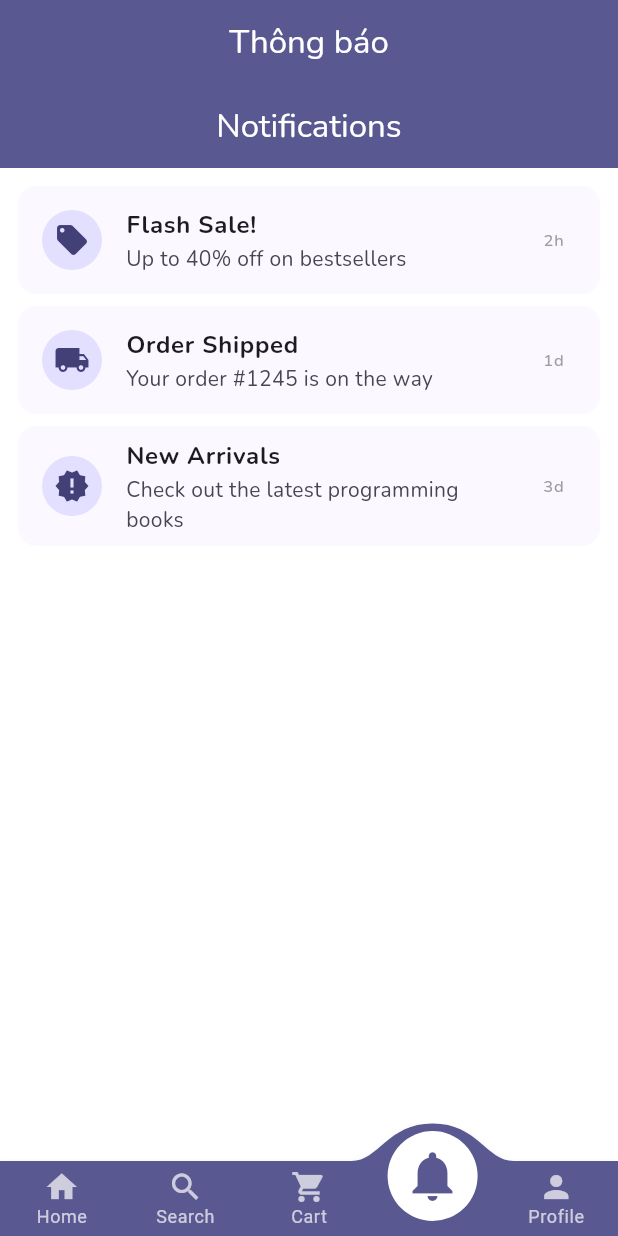
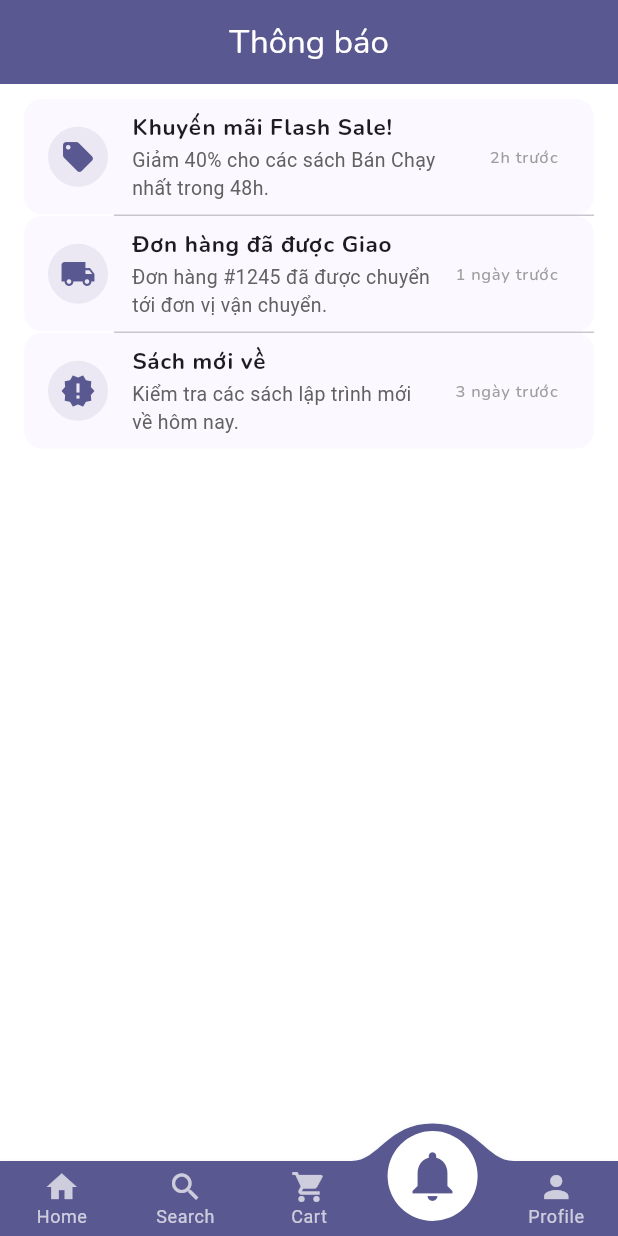
Before and after one commit to HoaiQuy1608/Ung_dung_ban_sach, a Flutter app: the screen it shows after launch, item 4 of the bottom bar chosen, on a phone screen of 412 x 824 dp. Run offline on Flutter 3.47's test engine with Material 3 defaults, Android fonts, the light colour scheme and no system bars; drawn by our look-alikes of convex_bottom_bar; our stand-ins replace cached_network_image, flutter_easyloading, google_fonts, image_picker, toastification; accounts and stored records are empty; network calls fail.

Commit message:
fix lai cac tieu de giao dien

```diff
--- /dev/null
+++ b/lib/models/notification_model.dart
@@ -0,0 +1,15 @@
+import 'package:flutter/material.dart';
+
+class NotificationItem {
+  final IconData icon;
+  final String title;
+  final String message;
+  final String time;
+
+  const NotificationItem({
+    required this.icon,
+    required this.title,
+    required this.message,
+    required this.time,
+  });
+}
--- a/lib/providers/cart_provider.dart
+++ b/lib/providers/cart_provider.dart
@@ -14,6 +14,11 @@ class CartProvider extends ChangeNotifier {
       0.0,
       (sum, item) => sum + (item.book.price * item.quantity),
     );
+  }
+
+  // Tính tổng số lượng tất cả sản phẩm trong giỏ
+  int get totalItems {
+    return _items.fold(0, (sum, item) => sum + item.quantity);
   }
 
   //Hàm thêm vào giỏ hàng
--- a/lib/screen/home_screen.dart
+++ b/lib/screen/home_screen.dart
@@ -24,32 +24,45 @@ class _HomeScreenState extends State<HomeScreen> {
   void initState() {
     super.initState();
     WidgetsBinding.instance.addPostFrameCallback((_) {
-      // Giả định BookService có tồn tại và fetchBooks là hàm lấy dữ liệu
       Provider.of<BookService>(context, listen: false).fetchBooks();
     });
+  }
+
+  // LOGIC HIỂN THỊ TIÊU ĐỀ ĐÃ ĐƯỢC GIỮ LẠI
+  String titleForIndex(int i) {
+    switch (i) {
+      case 0:
+        return 'Trang chủ';
+      case 1:
+        return 'Tìm kiếm';
+      case 2:
+        return 'Giỏ hàng';
+      case 3:
+        return 'Thông báo';
+      case 4:
+        return 'Tài khoản';
+      default:
+        return 'Bookify';
+    }
   }
 
   @override
   Widget build(BuildContext context) {
     final bookService = Provider.of<BookService>(context);
 
-    // List các trang ứng với Bottom Bar
     final List<Widget> pages = [
-      // Home grid
+      // Home grid (Giữ nguyên)
       LayoutBuilder(
         builder: (context, constraints) {
-          // Logic responsive cho số cột
           final crossAxisCount = constraints.maxWidth > 900
               ? 6
               : constraints.maxWidth > 600
               ? 4
               : 2;
 
-          // Tỉ lệ khung hình an toàn nhất cho GridView 2 cột (0.58-0.60)
           const double safeAspectRatio = 0.55;
 
           return GridView.builder(
-            // Áp dụng padding trực tiếp và chỉ sử dụng một cuộn (an toàn)
             padding: const EdgeInsets.all(12.0),
             gridDelegate: SliverGridDelegateWithFixedCrossAxisCount(
               crossAxisCount: crossAxisCount,
@@ -74,35 +87,23 @@ class _HomeScreenState extends State<HomeScreen> {
           );
         },
       ),
+      // Các màn hình con (Giữ nguyên)
       const SearchScreen(),
       const CartScreen(),
       const NotificationsScreen(),
       const ProfileScreen(),
     ];
 
-    String titleForIndex(int i) {
-      switch (i) {
-        case 0:
-          return 'Trang chủ';
-        case 1:
-          return 'Tìm kiếm';
-        case 2:
-          return 'Giỏ hàng';
-        case 3:
-          return 'Thông báo';
-        case 4:
-          return 'Tài khoản';
-        default:
-          return 'Bookify';
-      }
-    }
-
     return Scaffold(
+      // SỬA ĐỔI: Chỉ hiển thị tiêu đề nếu không phải là Trang chủ
       appBar: AppBar(
-        title: Text(titleForIndex(_currentIndex)),
+        // Chỉ hiển thị tiêu đề nếu không ở tab Home (0), vì Home Grid tự nói lên nó là Trang chủ
+        title: Text(
+          _currentIndex == 0 ? 'Bookify' : titleForIndex(_currentIndex),
+        ),
         actions: const [],
       ),
-      // Bọc IndexedStack bằng SafeArea để tránh tràn viền hệ thống
+      // Bọc IndexedStack bằng SafeArea
       body: SafeArea(
         child: IndexedStack(index: _currentIndex, children: pages),
       ),
--- a/lib/screen/notifications_screen.dart
+++ b/lib/screen/notifications_screen.dart
@@ -1,67 +1,96 @@
 import 'package:flutter/material.dart';
+import 'package:google_fonts/google_fonts.dart';
+import 'package:ungdungbansach/models/notification_model.dart';
 
 class NotificationsScreen extends StatelessWidget {
   const NotificationsScreen({super.key});
 
+  // Dữ liệu giả (mock data) cho danh sách thông báo
+  final List<NotificationItem> _mockNotifications = const [
+    NotificationItem(
+      icon: Icons.local_offer,
+      title: 'Khuyến mãi Flash Sale!',
+      message: 'Giảm 40% cho các sách Bán Chạy nhất trong 48h.',
+      time: '2h trước',
+    ),
+    NotificationItem(
+      icon: Icons.local_shipping,
+      title: 'Đơn hàng đã được Giao',
+      message: 'Đơn hàng #1245 đã được chuyển tới đơn vị vận chuyển.',
+      time: '1 ngày trước',
+    ),
+    NotificationItem(
+      icon: Icons.new_releases,
+      title: 'Sách mới về',
+      message: 'Kiểm tra các sách lập trình mới về hôm nay.',
+      time: '3 ngày trước',
+    ),
+  ];
+
   @override
   Widget build(BuildContext context) {
-    final items = [
-      _Notif(
-        icon: Icons.local_offer,
-        title: 'Flash Sale!',
-        message: 'Up to 40% off on bestsellers',
-        time: '2h',
+    // Lấy padding trên cùng để nội dung không bị dính vào Status Bar
+    final topPadding = MediaQuery.of(context).padding.top;
+
+    return Scaffold(
+      // SỬA CHỮA LỚN: Sử dụng AppBar trống rỗng để tránh tiêu đề trùng lặp
+      appBar: PreferredSize(
+        preferredSize: const Size.fromHeight(0),
+        child: AppBar(title: const SizedBox()),
       ),
-      _Notif(
-        icon: Icons.local_shipping,
-        title: 'Order Shipped',
-        message: 'Your order #1245 is on the way',
-        time: '1d',
+      body: _mockNotifications.isEmpty
+          ? const Center(child: Text('Không có thông báo mới.'))
+          : ListView.separated(
+              // Thêm padding động để nội dung bắt đầu dưới Status Bar
+              padding: EdgeInsets.fromLTRB(16.0, topPadding + 10, 16.0, 16.0),
+              itemCount: _mockNotifications.length,
+              separatorBuilder: (context, index) =>
+                  const Divider(height: 1, indent: 60),
+              itemBuilder: (context, index) {
+                final notification = _mockNotifications[index];
+
+                return ListTile(
+                  leading: CircleAvatar(
+                    backgroundColor: Theme.of(
+                      context,
+                    ).colorScheme.primary.withOpacity(0.1),
+                    child: Icon(
+                      notification.icon,
+                      color: Theme.of(context).colorScheme.primary,
                     ),
-      _Notif(
-        icon: Icons.new_releases,
-        title: 'New Arrivals',
-        message: 'Check out the latest programming books',
-        time: '3d',
                   ),
-    ];
-    return Scaffold(
-      appBar: AppBar(title: const Text('Notifications')),
-      body: ListView.separated(
-        padding: const EdgeInsets.all(12),
-        itemBuilder: (context, index) {
-          final it = items[index];
-          return ListTile(
-            leading: CircleAvatar(child: Icon(it.icon)),
                   title: Text(
-              it.title,
-              style: const TextStyle(fontWeight: FontWeight.w700),
+                    notification.title,
+                    style: GoogleFonts.nunito(
+                      fontWeight: FontWeight.bold,
+                      fontSize: 15,
                     ),
-            subtitle: Text(it.message),
-            trailing: Text(it.time, style: const TextStyle(color: Colors.grey)),
-            onTap: () {},
+                  ),
+                  subtitle: Text(
+                    notification.message,
+                    style: GoogleFonts.roboto(
+                      fontSize: 13,
+                      color: Colors.grey.shade700,
+                    ),
+                  ),
+                  trailing: Text(
+                    notification.time,
+                    style: const TextStyle(color: Colors.grey),
+                  ),
+                  onTap: () {
+                    ScaffoldMessenger.of(context).showSnackBar(
+                      SnackBar(
+                        content: Text('Xem chi tiết: ${notification.title}'),
+                      ),
+                    );
+                  },
                   shape: RoundedRectangleBorder(
                     borderRadius: BorderRadius.circular(12),
                   ),
                   tileColor: Theme.of(context).cardColor,
                 );
               },
-        separatorBuilder: (_, __) => const SizedBox(height: 8),
-        itemCount: items.length,
             ),
     );
   }
 }
-
-class _Notif {
-  final IconData icon;
-  final String title;
-  final String message;
-  final String time;
-  _Notif({
-    required this.icon,
-    required this.title,
-    required this.message,
-    required this.time,
-  });
-}
```
Also changed, not shown: lib/screen/cart_screen.dart (+19 -7 lines), lib/screen/profile_screen.dart (+45 -39 lines), lib/screen/search_screen.dart (+30 -11 lines), lib/widgets/cart_icon_badge.dart (added, +53 -0 lines). Lines whose indentation alone changed are shown as unchanged.
